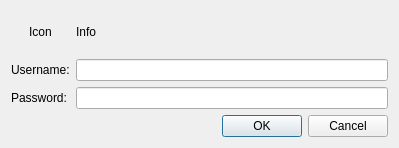
First picture: the form in src/passworddialog.ui, repository keshavbhatt/whatsie, before the edit.
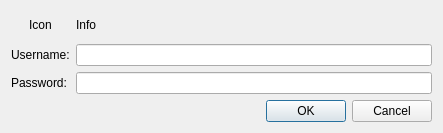
Second picture: the form after the edit.

Commit message: dialog upd8

What changed in the file:
```diff
--- a/src/passworddialog.ui
+++ b/src/passworddialog.ui
@@ -6,8 +6,8 @@
    <rect>
     <x>0</x>
     <y>0</y>
-    <width>399</width>
-    <height>148</height>
+    <width>443</width>
+    <height>133</height>
    </rect>
   </property>
   <property name="windowTitle">
```
